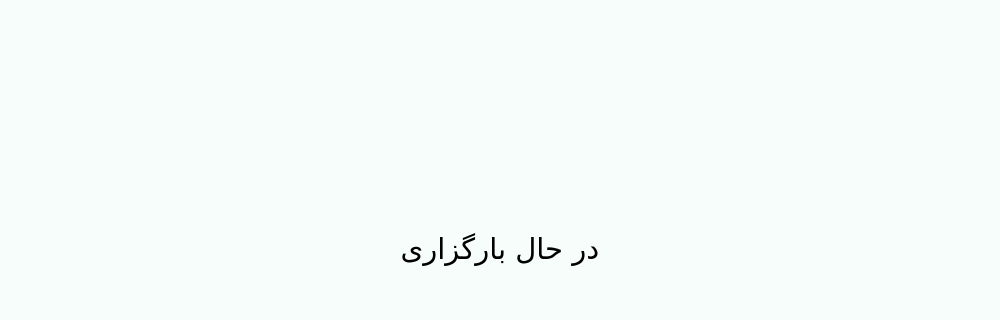
The window that main.ui (Farazist/raspberrypi-app) describes before a commit, drawn with Qt 5; both pictures show x 0 to 1000 and y 280 to 600 of the 1000 by 600 pixel window.
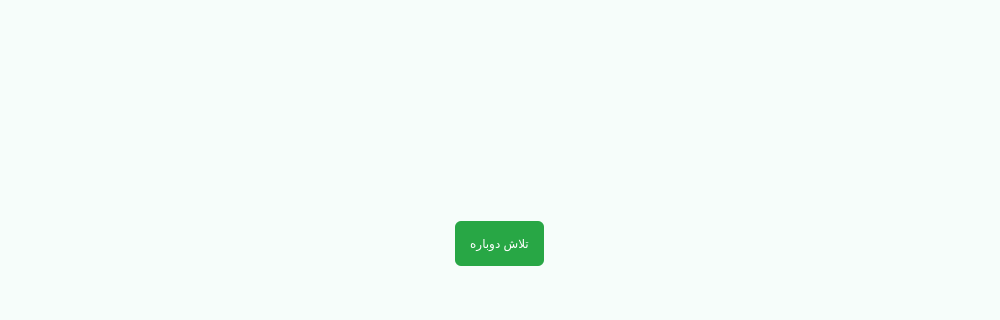
The same window after the commit. The open tabs and pages were chosen to show the change. Icons and pictures are not drawn.

```diff
--- a/main.ui
+++ b/main.ui
@@ -147,7 +147,7 @@
        <number>2</number>
       </property>
       <widget class="QWidget" name="pageLoading">
-       <layout class="QVBoxLayout" name="verticalLayout_2" stretch="0,0">
+       <layout class="QVBoxLayout" name="verticalLayout_2" stretch="0,0,0">
         <property name="spacing">
          <number>100</number>
         </property>
@@ -176,47 +176,32 @@
           </property>
          </widget>
         </item>
+        <item alignment="Qt::AlignHCenter">
+         <widget class="QPushButton" name="btnRefresh">
+          <property name="styleSheet">
+           <string notr="true">QPushButton{background-color: #28a745; color: rgb(255, 255, 255); font: 24pt &quot;IRANSans&quot;;  padding: 15px; border: none; border-radius: 6px; outline-style: none;}
+QPushButton:pressed {background-color: #145222;border-style: inset;}</string>
+          </property>
+          <property name="text">
+           <string>تلاش دوباره</string>
+          </property>
+          <property name="icon">
+           <iconset>
+            <normaloff>../Farazist-RaspberryPi-1/images/icon/refresh.png</normaloff>../Farazist-RaspberryPi-1/images/icon/refresh.png</iconset>
+          </property>
+          <property name="iconSize">
+           <size>
+            <width>50</width>
+            <height>50</height>
+           </size>
+          </property>
+         </widget>
+        </item>
         <item>
          <layout class="QVBoxLayout" name="verticalLayout_3">
           <property name="spacing">
            <number>0</number>
           </property>
-          <item alignment="Qt::AlignBottom">
-           <widget class="QLabel" name="lblGifLoading">
-            <property name="text">
-             <string/>
-            </property>
-            <property name="scaledContents">
-             <bool>false</bool>
-            </property>
-            <property name="alignment">
-             <set>Qt::AlignBottom|Qt::AlignHCenter</set>
-            </property>
-           </widget>
-          </item>
-          <item>
-           <widget class="QLabel" name="lblTxtLoading">
-            <property name="font">
-             <font>
-              <family>IRANSans</family>
-              <pointsize>22</pointsize>
-              <weight>50</weight>
-              <italic>false</italic>
-              <bold>false</bold>
-             </font>
-            </property>
-            <property name="styleSheet">
-             <string notr="true">font: 22pt &quot;IRANSans&quot;;
-color:#000000;</string>
-            </property>
-            <property name="text">
-             <string>در حال بارگزاری</string>
-            </property>
-            <property name="alignment">
-             <set>Qt::AlignBottom|Qt::AlignHCenter</set>
-            </property>
-           </widget>
-          </item>
          </layout>
         </item>
        </layout>
```
Left out of the diff: 2 changed lines with no effect on the pictures.
